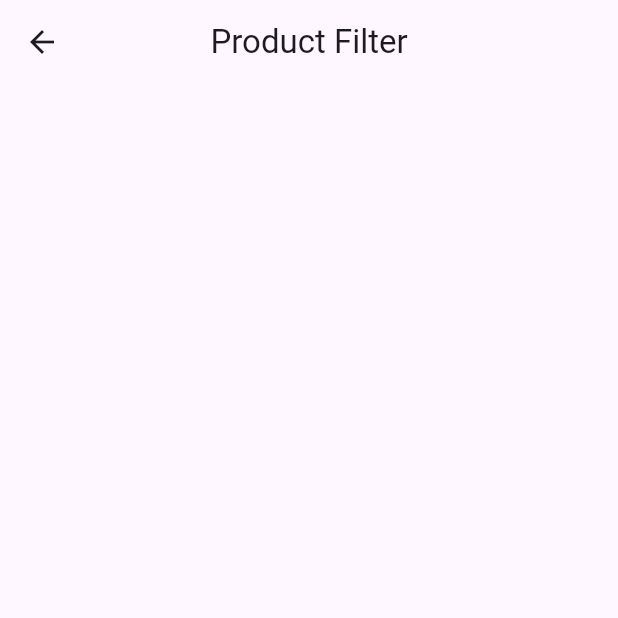
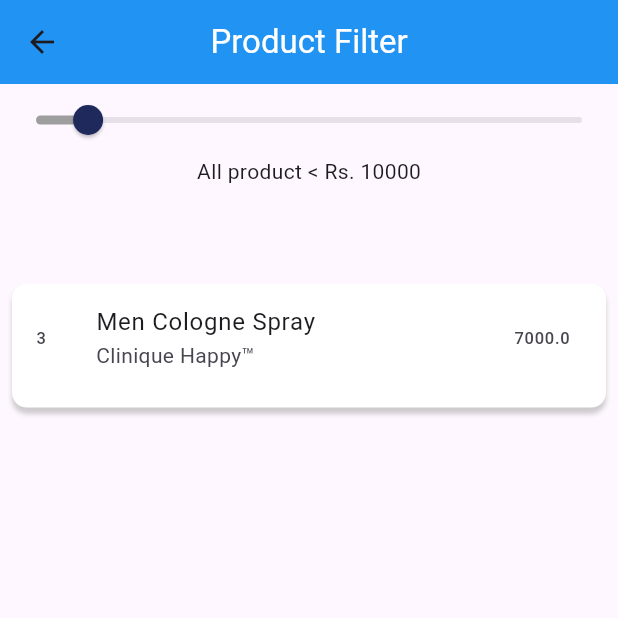
Before and after one commit to Aksharpatel06/ecommers_day6, a Flutter app: the product screen opened directly, on a phone screen of 412 x 824 dp, the top half of it. Run offline on Flutter 3.47's test engine with Material 3 defaults, Android fonts, the light colour scheme and no system bars.

Commit message:
17-02-2024

```diff
--- a/lib/Q_1.dart
+++ b/lib/Q_1.dart
@@ -125,7 +125,6 @@ class _emiScreenState extends State<emiScreen> {
                       value: r,
                       max: 100,
                       min: 0,
-                      divisions: 10,
                       activeColor: Colors.grey,
                       thumbColor: Color(0xff1F295C),
                       onChanged: (value) {
--- a/lib/Q_2.dart
+++ b/lib/Q_2.dart
@@ -1,3 +1,4 @@
+import 'package:ecommers_day6/util/productdata.dart';
 import 'package:flutter/material.dart';
 
 class product extends StatefulWidget {
@@ -10,11 +11,75 @@ class product extends StatefulWidget {
 class _productState extends State<product> {
   @override
   Widget build(BuildContext context) {
+
+    double heigth = MediaQuery.sizeOf(context).height;
+    Widget productrange({int? index,String? name,String? brand,double? prize}) {
+      return Container(
+        margin: EdgeInsets.all(8),
+        height: heigth*0.1,
+        decoration: BoxDecoration(
+            borderRadius: BorderRadiusDirectional.circular(10),
+            color: Colors.white,
+            boxShadow: [
+              BoxShadow(
+                  color: Colors.grey.withOpacity(0.5),
+                  blurRadius: 2,
+                  offset: const Offset(0, 4)
+              )
+            ]
+        ),
+        child: ListTile(
+          subtitle: Text(brand!),
+          leading: Text('${index!+1}'),
+          title: Text(name!,overflow: TextOverflow.ellipsis,),
+          trailing: Text('$prize'),
+        ),
+      );
+    }
     return Scaffold(
       appBar: AppBar(
-        title: Text('Product Filter'),
+        backgroundColor: Color(0xff2193f3),
+        title: Text(
+          'Product Filter',
+          style: TextStyle(color: Colors.white),
+        ),
         centerTitle: true,
+      ),
+      body: Column(
+        children: [
+          Expanded(
+            child: Container(
+              height: heigth * 0.1,
+              child: Column(
+                children: [
+                  Slider(
+                    value: x,
+                    min: 1000,
+                    max: 100000,
+                    divisions: 99,
+                    activeColor: Colors.grey,
+                    thumbColor: Color(0xff1F295C),
+                    onChanged: (value) {
+                      x = value;
+                      setState(() {
+                      });
+                    },
+                  ),
+                  Text('All product < Rs. ${x.toStringAsFixed(0)}'),
+                ],
+              ),
+            ),
+          ),
+          Container(
+            height: heigth*0.78,
+            child: ListView(
+              children: [
+                ...List.generate(prodect.length, (index) =>(prodect[index]['prize']<x)? productrange(index: index,name: prodect[index]['name'],prize: prodect[index]['prize'],brand: prodect[index]['brand']):Container()),]
+            ),
+          )
+        ],
       ),
     );
   }
 }
+double x = 10000;
--- a/lib/main.dart
+++ b/lib/main.dart
@@ -17,8 +17,8 @@ class MyApp extends StatelessWidget {
       debugShowCheckedModeBanner: false,
       initialRoute: '/',
       routes: {
-        '/':(context) => emiScreen(),
-        // '/':(context) => product(),
+        // '/':(context) => emiScreen(),
+        '/':(context) => product(),
       },
     );
   }
--- /dev/null
+++ b/lib/util/productdata.dart
@@ -0,0 +1,45 @@
+import 'package:flutter/material.dart';
+
+
+List prodect = [
+  {
+    'name':'the smart collar shirt',
+    'prize':30000.0,
+    'brand' :'Oxford',
+  },
+  {
+    'name':'Smart Watch 6 Classic',
+    'prize':140000.0,
+    'brand' :'Galaxy',
+  },
+  {
+    'name':'Men Cologne Spray',
+    'brand' :'Clinique Happy™',
+    'prize':7000.0,
+  },
+  {
+    'name':'UA Unisex Project Rock 6 ',
+    'prize':98000.0,
+    'brand' :'The Bull',
+  },
+  {
+    'name':'Mashup Classic',
+    'prize':70000.0,
+    'brand' :'VILLAIN',
+  },
+  {
+    'name':'Double-Knit Joggers',
+    'prize':120000.0,
+    'brand' :'Polo Ralph Lauren',
+  },
+  {
+    'name':'Dunk Low Retro SE',
+    'prize':48000.0,
+    'brand' :'Nick',
+  },
+  {
+    'name':'Turntable Men Quartz Watch',
+    'prize':20000.0,
+    'brand' :'YAZOLE',
+  },
+];
```
